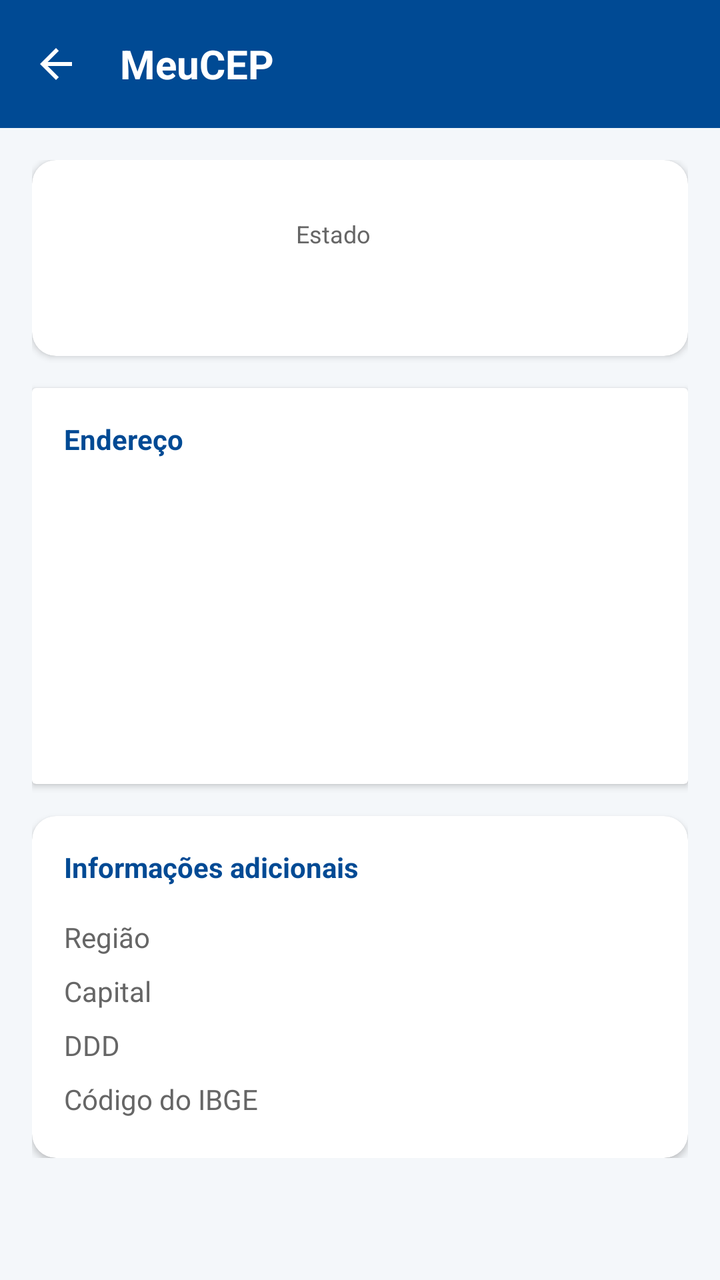
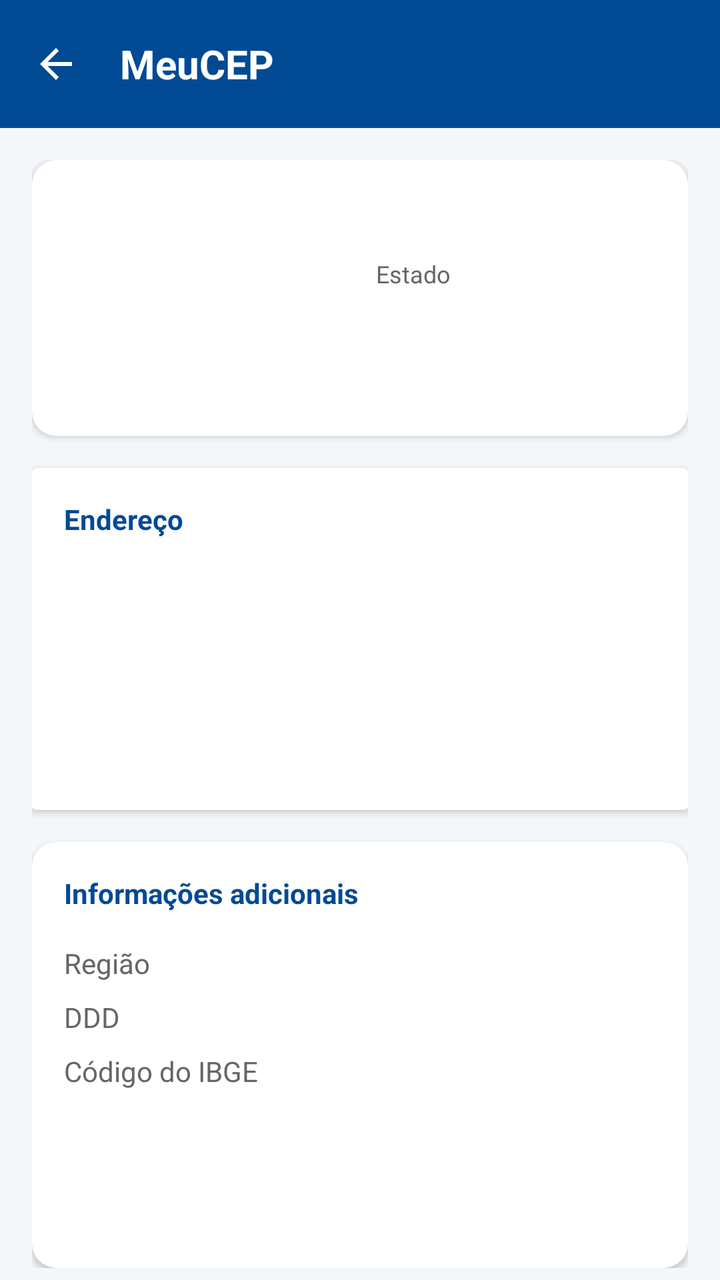

Screens rendered from an Android XML layout before and after an edit, with the pre-edit source and the edit as a unified diff.
<!-- AndroidManifest.xml: application theme Theme.MeuCEP -->
<!-- res/layout/activity_result.xml -->
<?xml version="1.0" encoding="utf-8"?>
<androidx.constraintlayout.widget.ConstraintLayout xmlns:android="http://schemas.android.com/apk/res/android"
    xmlns:app="http://android.com"
    android:layout_width="match_parent"
    android:layout_height="match_parent"
    xmlns:app1="http://schemas.android.com/apk/res-auto"
    android:background="@color/background">

    
    <androidx.appcompat.widget.Toolbar
        android:id="@+id/toolbarResult"
        android:layout_width="match_parent"
        android:layout_height="?attr/actionBarSize"
        android:background="@color/primary"
        app:layout_constraintTop_toTopOf="parent">

        <ImageView
            android:id="@+id/btnBack"
            android:layout_width="24dp"
            android:layout_height="24dp"
            android:contentDescription="Voltar para busca"
            android:src="@drawable/outline_arrow_back_24"
            app:tint="@color/white"/>

        <TextView
            android:layout_width="wrap_content"
            android:layout_height="wrap_content"
            android:layout_marginStart="16dp"
            android:text="@string/app_name"
            android:paddingLeft="20dp"
            android:textColor="@color/white"
            android:textSize="20sp"
            android:textStyle="bold"
            />
    </androidx.appcompat.widget.Toolbar>

    
    <LinearLayout
        android:layout_width="match_parent"
        android:layout_height="0dp"
        android:orientation="vertical"
        android:padding="16dp"
        app1:layout_constraintTop_toBottomOf="@id/toolbarResult">
        
        <androidx.cardview.widget.CardView
            android:layout_width="match_parent"
            android:layout_height="wrap_content"
            android:layout_marginBottom="16dp"
            app1:cardCornerRadius="12dp"
            app1:cardElevation="2dp">

            <LinearLayout
                android:layout_width="match_parent"
                android:layout_height="wrap_content"
                android:gravity="center_vertical"
                android:orientation="horizontal"
                android:padding="16dp">

                <ImageView
                    android:id="@+id/imgStateFlag"
                    android:layout_width="100dp"
                    android:layout_height="66dp"
                    android:scaleType="centerCrop" />

                <LinearLayout
                    android:layout_width="wrap_content"
                    android:layout_height="wrap_content"
                    android:layout_marginStart="16dp"
                    android:orientation="vertical">

                    <TextView
                        android:layout_width="wrap_content"
                        android:layout_height="wrap_content"
                        android:text="Estado"
                        android:textColor="@color/text_muted"
                        android:textSize="12sp" />

                    <TextView
                        android:id="@+id/txtStateName"
                        android:layout_width="wrap_content"
                        android:layout_height="wrap_content"
                        android:textColor="@color/text_dark"
                        android:textSize="18sp"
                        android:textStyle="bold" />
                </LinearLayout>
            </LinearLayout>
        </androidx.cardview.widget.CardView>

        
        <androidx.cardview.widget.CardView
            android:layout_width="match_parent"
            android:layout_height="wrap_content"
            app:cardCornerRadius="12dp"
            app:cardElevation="2dp">

            <LinearLayout
                android:layout_width="match_parent"
                android:layout_height="wrap_content"
                android:orientation="vertical"
                android:padding="16dp">

                <TextView
                    android:layout_width="wrap_content"
                    android:layout_height="wrap_content"
                    android:layout_marginBottom="12dp"
                    android:text="Endereço"
                    android:textColor="@color/primary"
                    android:textStyle="bold" />

                <TextView android:id="@+id/txtResultCep" android:layout_width="match_parent" android:layout_height="wrap_content" android:paddingVertical="4dp" android:textColor="@color/text_dark"/>
                <TextView android:id="@+id/txtResultStreet" android:layout_width="match_parent" android:layout_height="wrap_content" android:paddingVertical="4dp" android:textColor="@color/text_dark"/>
                <TextView android:id="@+id/txtResultComplement" android:layout_width="match_parent" android:layout_height="wrap_content" android:paddingVertical="4dp" android:textColor="@color/text_dark"/>
                <TextView android:id="@+id/txtResultNeighborhood" android:layout_width="match_parent" android:layout_height="wrap_content" android:paddingVertical="4dp" android:textColor="@color/text_dark"/>
                <TextView android:id="@+id/txtResultCity" android:layout_width="match_parent" android:layout_height="wrap_content" android:paddingVertical="4dp" android:textColor="@color/text_dark"/>
            </LinearLayout>
        </androidx.cardview.widget.CardView>

        
        <androidx.cardview.widget.CardView
            android:layout_width="match_parent"
            android:layout_height="wrap_content"
            android:layout_marginTop="16dp"
            app1:cardCornerRadius="12dp"
            app1:cardElevation="2dp">

            <LinearLayout
                android:layout_width="match_parent"
                android:layout_height="wrap_content"
                android:orientation="vertical"
                android:padding="16dp">

                
                <LinearLayout
                    android:layout_width="match_parent"
                    android:layout_height="wrap_content"
                    android:gravity="center_vertical"
                    android:orientation="horizontal"
                    android:layout_marginBottom="12dp">


                    <TextView
                        android:layout_width="wrap_content"
                        android:layout_height="wrap_content"
                        android:text="Informações adicionais"
                        android:textColor="@color/primary"
                        android:textStyle="bold" />
                </LinearLayout>

                
                <LinearLayout
                    android:layout_width="match_parent"
                    android:layout_height="wrap_content"
                    android:baselineAligned="false"
                    android:orientation="horizontal">

                    
                    <TableLayout
                        android:layout_width="0dp"
                        android:layout_height="wrap_content"
                        android:layout_weight="1"
                        android:stretchColumns="1">

                        <TableRow android:paddingVertical="4dp">
                            <TextView
                                android:layout_width="wrap_content"
                                android:layout_height="wrap_content"
                                android:paddingEnd="16dp"
                                android:text="Região"
                                android:textColor="@color/text_muted" />
                            <TextView
                                android:id="@+id/txtResultRegion"
                                android:layout_width="wrap_content"
                                android:layout_height="wrap_content"
                                android:textColor="@color/text_dark"
                                android:textStyle="bold" />
                        </TableRow>

                        <TableRow android:paddingVertical="4dp">
                            <TextView
                                android:layout_width="wrap_content"
                                android:layout_height="wrap_content"
                                android:paddingEnd="16dp"
                                android:text="Capital"
                                android:textColor="@color/text_muted" />
                            <TextView
                                android:id="@+id/txtResultCapital"
                                android:layout_width="wrap_content"
                                android:layout_height="wrap_content"
                                android:textColor="@color/text_dark"
                                android:textStyle="bold" />
                        </TableRow>

                        <TableRow android:paddingVertical="4dp">
                            <TextView
                                android:layout_width="wrap_content"
                                android:layout_height="wrap_content"
                                android:paddingEnd="16dp"
                                android:text="DDD"
                                android:textColor="@color/text_muted" />
                            <TextView
                                android:id="@+id/txtResultDdd"
                                android:layout_width="wrap_content"
                                android:layout_height="wrap_content"
                                android:textColor="@color/text_dark"
                                android:textStyle="bold" />
                        </TableRow>

                        <TableRow android:paddingVertical="4dp">
                            <TextView
                                android:layout_width="wrap_content"
                                android:layout_height="wrap_content"
                                android:paddingEnd="16dp"
                                android:text="Código do IBGE"
                                android:textColor="@color/text_muted" />
                            <TextView
                                android:id="@+id/txtResultIbge"
                                android:layout_width="wrap_content"
                                android:layout_height="wrap_content"
                                android:textColor="@color/text_dark"
                                android:textStyle="bold" />
                        </TableRow>
                    </TableLayout>

                    
                    <ImageView
                        android:id="@+id/imgMap"
                        android:layout_width="80dp"
                        android:layout_height="80dp"
                        android:layout_gravity="center_vertical"
                        android:layout_marginStart="8dp"
                        android:scaleType="fitCenter" />
                    

                </LinearLayout>
            </LinearLayout>
        </androidx.cardview.widget.CardView>

    </LinearLayout>
</androidx.constraintlayout.widget.ConstraintLayout>
<!-- resources referenced by this layout -->
<resources>
  <color name="background">#F4F7FA</color>
  <color name="primary">#004A94</color>
  <color name="text_dark">#333333</color>
  <color name="text_muted">#666666</color>
  <color name="white">#FFFFFF</color>
  <!-- drawable outline_arrow_back_24 (drawable) -->
  <vector xmlns:android="http://schemas.android.com/apk/res/android" android:autoMirrored="true" android:height="24dp" android:tint="#FFFFFF" android:viewportHeight="24" android:viewportWidth="24" android:width="24dp">
        
      <path android:fillColor="@android:color/white" android:pathData="M20,11H7.83l5.59,-5.59L12,4l-8,8 8,8 1.41,-1.41L7.83,13H20v-2z"/>
      
  </vector>
  <string name="app_name">MeuCEP</string>
  <style name="Theme.MeuCEP" parent="Base.Theme.MeuCEP" />
  <style name="Base.Theme.MeuCEP" parent="Theme.Material3.DayNight.NoActionBar">
          
          
      </style>
</resources>

<!-- the commit's change to res/layout/activity_result.xml (unified diff, before → after) -->
@@ -58,8 +58,8 @@
 
                 <ImageView
                     android:id="@+id/imgStateFlag"
-                    android:layout_width="100dp"
-                    android:layout_height="66dp"
+                    android:layout_width="140dp"
+                    android:layout_height="106dp"
                     android:scaleType="centerCrop" />
 
                 <LinearLayout
@@ -109,7 +109,6 @@
 
                 <TextView android:id="@+id/txtResultCep" android:layout_width="match_parent" android:layout_height="wrap_content" android:paddingVertical="4dp" android:textColor="@color/text_dark"/>
                 <TextView android:id="@+id/txtResultStreet" android:layout_width="match_parent" android:layout_height="wrap_content" android:paddingVertical="4dp" android:textColor="@color/text_dark"/>
-                <TextView android:id="@+id/txtResultComplement" android:layout_width="match_parent" android:layout_height="wrap_content" android:paddingVertical="4dp" android:textColor="@color/text_dark"/>
                 <TextView android:id="@+id/txtResultNeighborhood" android:layout_width="match_parent" android:layout_height="wrap_content" android:paddingVertical="4dp" android:textColor="@color/text_dark"/>
                 <TextView android:id="@+id/txtResultCity" android:layout_width="match_parent" android:layout_height="wrap_content" android:paddingVertical="4dp" android:textColor="@color/text_dark"/>
             </LinearLayout>
@@ -151,7 +150,8 @@
                     android:layout_width="match_parent"
                     android:layout_height="wrap_content"
                     android:baselineAligned="false"
-                    android:orientation="horizontal">
+                    android:orientation="horizontal"
+                    >
 
                     
                     <TableLayout
@@ -169,21 +169,6 @@
                                 android:textColor="@color/text_muted" />
                             <TextView
                                 android:id="@+id/txtResultRegion"
-                                android:layout_width="wrap_content"
-                                android:layout_height="wrap_content"
-                                android:textColor="@color/text_dark"
-                                android:textStyle="bold" />
-                        </TableRow>
-
-                        <TableRow android:paddingVertical="4dp">
-                            <TextView
-                                android:layout_width="wrap_content"
-                                android:layout_height="wrap_content"
-                                android:paddingEnd="16dp"
-                                android:text="Capital"
-                                android:textColor="@color/text_muted" />
-                            <TextView
-                                android:id="@+id/txtResultCapital"
                                 android:layout_width="wrap_content"
                                 android:layout_height="wrap_content"
                                 android:textColor="@color/text_dark"
@@ -224,8 +209,8 @@
                     
                     <ImageView
                         android:id="@+id/imgMap"
-                        android:layout_width="80dp"
-                        android:layout_height="80dp"
+                        android:layout_width="150dp"
+                        android:layout_height="150dp"
                         android:layout_gravity="center_vertical"
                         android:layout_marginStart="8dp"
                         android:scaleType="fitCenter" />
